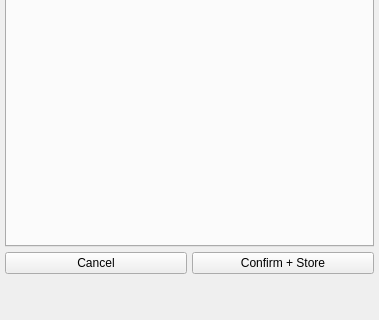
Before: the Qt Designer form Plugins/org.mitk.gui.qt.matchpoint.manipulator/src/internal/QmitkMatchPointRegistrationManipulator.ui in MITK/MITK, drawn with Qt 5; both pictures show x 0 to 379 and y 426 to 746 of the 379 by 983 pixel window.
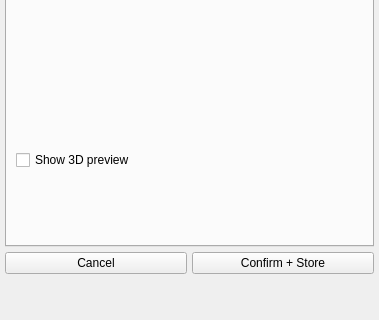
After: the same form once the commit is applied. The open tabs and pages were chosen to show the change. Custom widgets are drawn as their Qt base class.

Commit message: Add 3D preview support

Patch:
```diff
--- a/Plugins/org.mitk.gui.qt.matchpoint.manipulator/src/internal/QmitkMatchPointRegistrationManipulator.ui
+++ b/Plugins/org.mitk.gui.qt.matchpoint.manipulator/src/internal/QmitkMatchPointRegistrationManipulator.ui
@@ -285,6 +285,19 @@
          </property>
         </widget>
        </item>
+       <item>
+        <widget class="QCheckBox" name="checkPreview3D">
+         <property name="toolTip">
+          <string>Show a preview of the registered moving data position in the 3D render window. Clones the moving data (additional memory).</string>
+         </property>
+         <property name="text">
+          <string>Show 3D preview</string>
+         </property>
+         <property name="checked">
+          <bool>false</bool>
+         </property>
+        </widget>
+       </item>
       </layout>
      </widget>
     </widget>
```
The commit also changes 2 other files.
